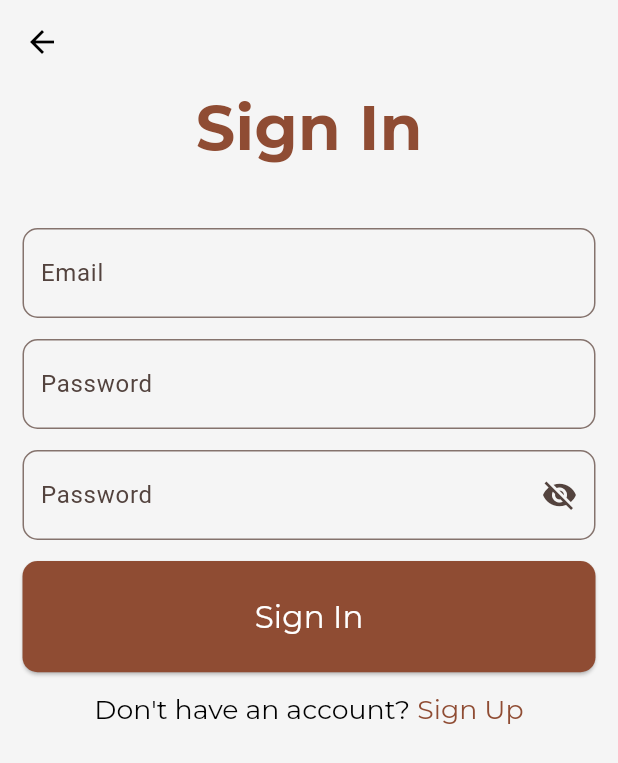
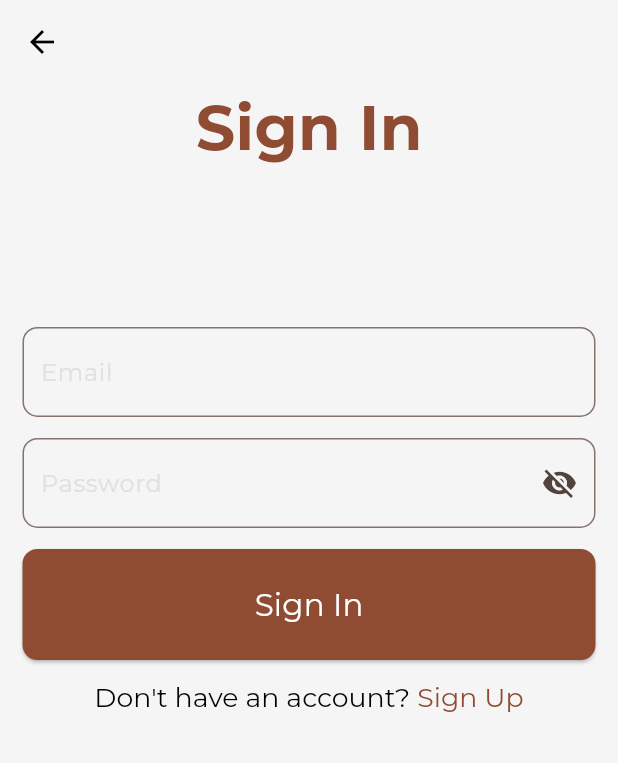
Before and after one commit to mustapha-amin/cloud_vault, a Flutter app: the SignIn screen opened directly, on a phone screen of 412 x 824 dp. Shown: the top 763 px of the screen. Run offline on Flutter 3.47's test engine with Material 2 defaults, Android fonts, the light colour scheme and no system bars; our stand-ins replace google_fonts, shared_preferences, sizer; accounts and stored records are empty.

Commit message:
implemented auth provider ro handle switching between sign in and sign up page

```diff
--- /dev/null
+++ b/lib/providers/auth_provider.dart
@@ -0,0 +1,10 @@
+import 'package:flutter/material.dart';
+
+class AuthProvider extends ChangeNotifier {
+  bool isSignIn = true;
+
+  void toggleStatus() {
+    isSignIn = !isSignIn;
+    notifyListeners();
+  }
+}
--- a/lib/utils/textfield_decoration.dart
+++ b/lib/utils/textfield_decoration.dart
@@ -1,6 +1,10 @@
 import 'package:flutter/material.dart';
+import 'package:google_fonts/google_fonts.dart';
 
 InputDecoration defaultInputDecoration() => InputDecoration(
       contentPadding: const EdgeInsets.symmetric(horizontal: 8, vertical: 18),
       border: OutlineInputBorder(borderRadius: BorderRadius.circular(10)),
+      hintStyle: GoogleFonts.montserrat(
+        color: Colors.grey[300],
+      ),
     );
--- a/lib/views/screens/auth/log_in.dart
+++ b/lib/views/screens/auth/log_in.dart
@@ -1,7 +1,10 @@
+import 'package:cloud_vault/providers/auth_provider.dart';
+import 'package:cloud_vault/utils/spacings.dart';
 import 'package:cloud_vault/utils/textfield_decoration.dart';
 import 'package:cloud_vault/utils/textstyle.dart';
 import 'package:flutter/gestures.dart';
 import 'package:flutter/material.dart';
+import 'package:provider/provider.dart';
 import 'package:sizer/sizer.dart';
 
 class SignIn extends StatefulWidget {
@@ -32,6 +35,7 @@ class _SignInState extends State<SignIn> {
     return Scaffold(
       appBar: AppBar(),
       body: ListView(
+        physics: const NeverScrollableScrollPhysics(),
         children: [
           Center(
             child: Text(
@@ -44,6 +48,7 @@ class _SignInState extends State<SignIn> {
               ),
             ),
           ),
+          addVerticalSpacing(8.h),
           Padding(
             padding: const EdgeInsets.symmetric(horizontal: 8, vertical: 30),
             child: Column(
@@ -53,12 +58,6 @@ class _SignInState extends State<SignIn> {
                   controller: emailController,
                   decoration: defaultInputDecoration().copyWith(
                     hintText: "Email",
-                  ),
-                ).paddingAll(7),
-                TextFormField(
-                  controller: passwordController,
-                  decoration: defaultInputDecoration().copyWith(
-                    hintText: "Password",
                   ),
                 ).paddingAll(7),
                 ValueListenableBuilder(
@@ -111,7 +110,10 @@ class _SignInState extends State<SignIn> {
                             size: 13,
                             color: Theme.of(context).primaryColor),
                         text: " Sign Up",
-                        recognizer: TapGestureRecognizer()..onTap = () {},
+                        recognizer: TapGestureRecognizer()
+                          ..onTap = () {
+                            context.read<AuthProvider>().toggleStatus();
+                          },
                       ),
                     ],
                   ),
```
Also changed, not shown: lib/main.dart (+6 -1 lines), lib/views/screens/auth/authenticate.dart (added, +15 -0 lines), lib/views/screens/auth/sign_up.dart (+8 -1 lines).
